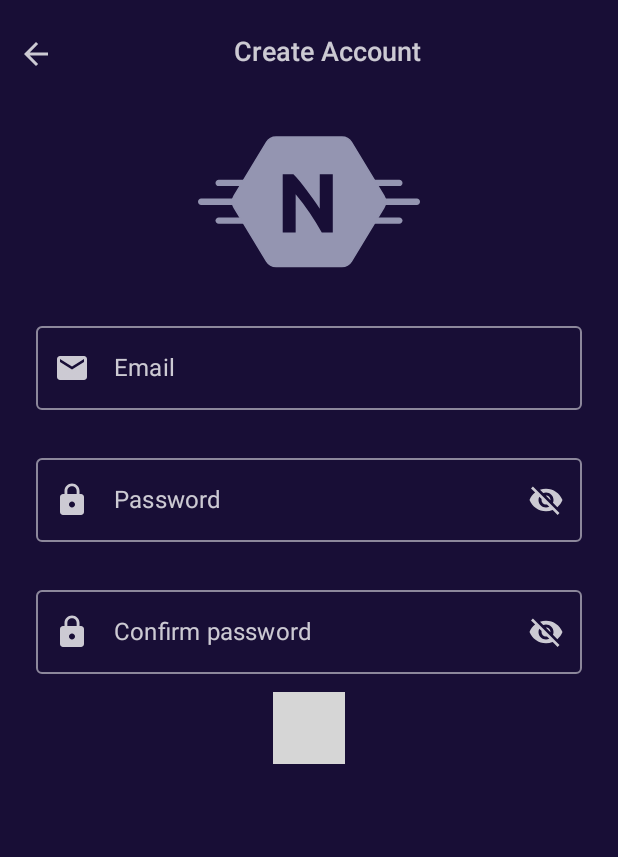
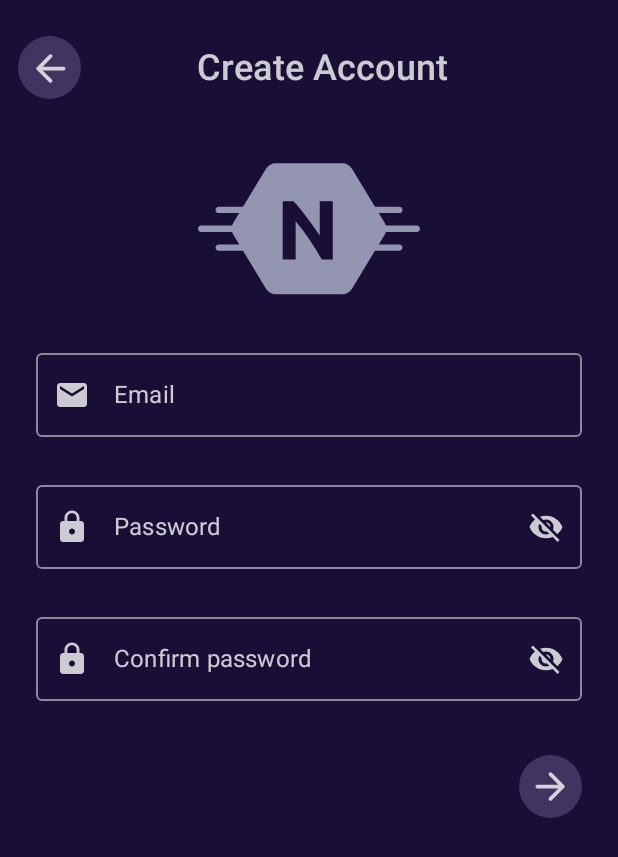
Before and after one commit to Ericgacoki/NeatFlix, an Android app built with Jetpack Compose: the @Preview function SignUpScreenPrev, on a phone screen of 412 x 824 dp. Shown: the top 857 px of the screen. Run offline under Robolectric (Android 15) with nearby library versions, the phone set to English and light mode, and no system bars; our stand-ins replace Timber, constraintlayout-compose; libraries missing offline, so code that uses them is left out: com.gowtham.ratingbar, com.skydoves.landscapist; grey boxes are pictures that could not be loaded.

Commit message:
trim signup credentials

```diff
--- a/app/src/main/java/com/ericg/neatflix/screens/SignUp.kt
+++ b/app/src/main/java/com/ericg/neatflix/screens/SignUp.kt
@@ -6,7 +6,6 @@ import androidx.compose.foundation.layout.*
 import androidx.compose.foundation.text.KeyboardOptions
 import androidx.compose.material.*
 import androidx.compose.material.icons.Icons
-import androidx.compose.material.icons.filled.ArrowBack
 import androidx.compose.material.icons.filled.Email
 import androidx.compose.material.icons.filled.Lock
 import androidx.compose.runtime.*
@@ -24,7 +23,8 @@ import androidx.compose.ui.tooling.preview.Preview
 import androidx.compose.ui.unit.dp
 import androidx.compose.ui.unit.sp
 import com.ericg.neatflix.R
-import com.ericg.neatflix.sharedComposables.BackOrNextButton
+import com.ericg.neatflix.sharedComposables.BackButton
+import com.ericg.neatflix.sharedComposables.NextButton
 import com.ericg.neatflix.ui.theme.AppOnPrimaryColor
 
 @Composable
@@ -36,21 +36,22 @@ fun SignUpScreen() {
         horizontalAlignment = Alignment.CenterHorizontally
     ) {
         Row(
+            verticalAlignment = Alignment.CenterVertically,
             modifier = Modifier
                 .fillMaxWidth()
                 .padding(horizontal = 12.dp, vertical = 24.dp)
         ) {
-            Icon(
-                imageVector = Icons.Default.ArrowBack,
-                contentDescription = "Back icon",
-                tint = Color.White.copy(alpha = 0.78F)
-            )
+            BackButton {
+
+            }
             Text(
                 text = "Create Account",
-                modifier = Modifier.fillMaxWidth(),
+                modifier = Modifier
+                    .fillMaxWidth()
+                    .offset((-12).dp),
                 textAlign = TextAlign.Center,
                 color = Color.White.copy(alpha = 0.78F),
-                fontSize = 18.sp,
+                fontSize = 24.sp,
                 fontWeight = FontWeight.Medium
             )
         }
@@ -80,7 +81,7 @@ fun SignUpScreen() {
         OutlinedTextField(
             value = emailInput,
             onValueChange = { newValue ->
-                emailInput = newValue
+                emailInput = if (newValue.length <= 32) newValue else emailInput
             },
             modifier = Modifier
                 .fillMaxWidth()
@@ -99,7 +100,7 @@ fun SignUpScreen() {
         OutlinedTextField(
             value = passwordInput,
             onValueChange = { newValue ->
-                passwordInput = newValue
+                passwordInput = if (newValue.length <= 16) newValue else passwordInput
             },
             modifier = Modifier
                 .fillMaxWidth()
@@ -128,7 +129,7 @@ fun SignUpScreen() {
         OutlinedTextField(
             value = confirmPasswordInput,
             onValueChange = { newValue ->
-                confirmPasswordInput = newValue
+                confirmPasswordInput = if (newValue.length <= 16) newValue else confirmPasswordInput
             },
             modifier = Modifier
                 .fillMaxWidth()
@@ -153,7 +154,7 @@ fun SignUpScreen() {
             keyboardOptions = KeyboardOptions(keyboardType = KeyboardType.Password),
             colors = textFieldColors
         )
-        BackOrNextButton {
+        NextButton {
 
         }
     }
```
